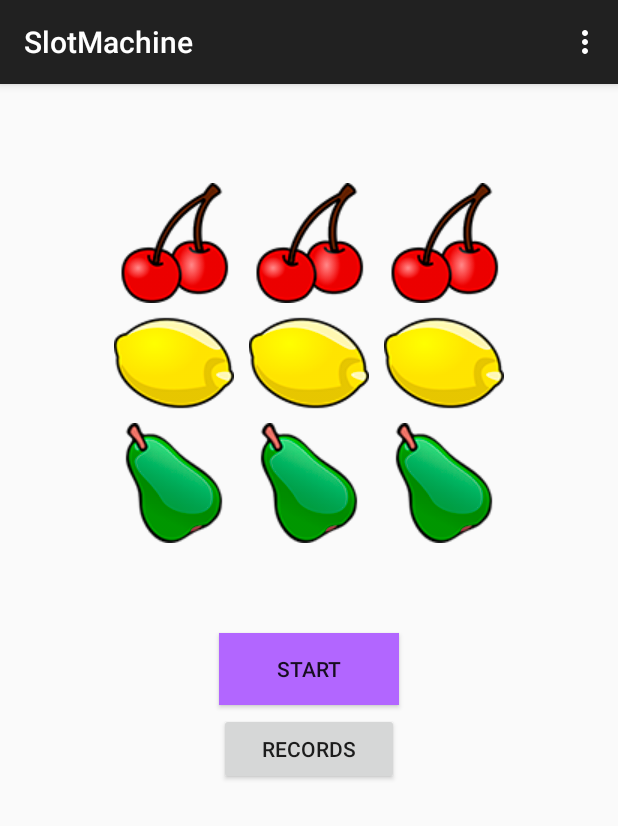
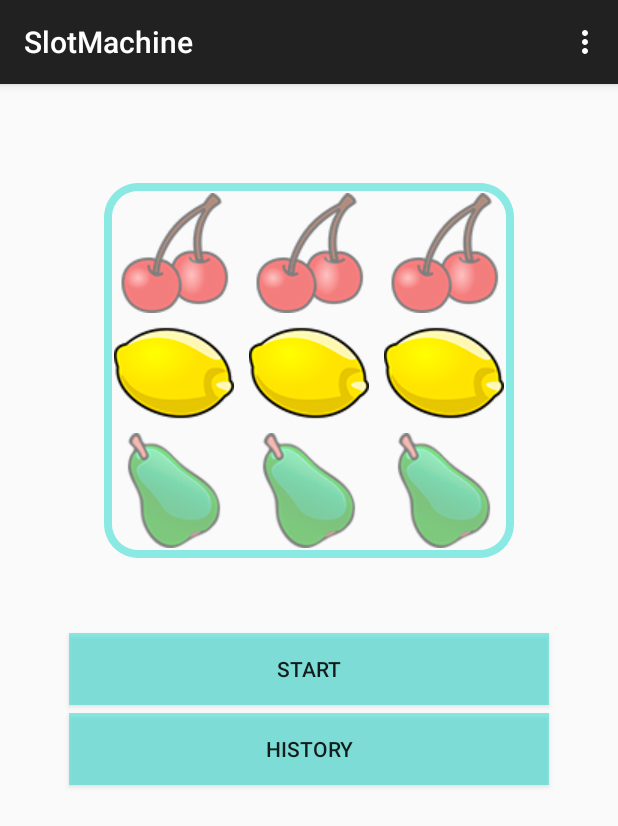
Before and after one commit to aachaerandio/slotMachine, an Android app: the screen it shows after launch (MainActivity), on a phone screen of 412 x 824 dp. Shown: the top 826 px of the screen. Run offline under Robolectric (Android 15) with nearby library versions, the phone set to English and light mode, and no system bars.

Commit message:
shape around machine, modified alpha for upper and lower images

```diff
--- a/app/src/main/AndroidManifest.xml
+++ b/app/src/main/AndroidManifest.xml
@@ -20,7 +20,11 @@
         </activity>
         <activity
             android:name=".ListStateActivity"
-            android:label="@string/title_activity_list_state" >
+            android:label="@string/title_activity_list_state"
+            android:parentActivityName=".MainActivity">
+            <meta-data
+                android:name="android.support.PARENT_ACTIVITY"
+                android:value="MainActivity"/>
         </activity>
     </application>
 
--- a/app/src/main/java/com/aachaerandio/slotmachine/views/SpinnerView.java
+++ b/app/src/main/java/com/aachaerandio/slotmachine/views/SpinnerView.java
@@ -1,6 +1,8 @@
 package com.aachaerandio.slotmachine.views;
 
+import android.annotation.TargetApi;
 import android.content.Context;
+import android.os.Build;
 import android.util.AttributeSet;
 import android.widget.ImageView;
 import android.widget.LinearLayout;
@@ -30,6 +32,7 @@ public class SpinnerView extends LinearLayout implements Runnable{
         init();
     }
 
+    @TargetApi(Build.VERSION_CODES.HONEYCOMB)
     private void init() {
         setOrientation(VERTICAL);
         upperImage = new ImageView(getContext());
@@ -40,6 +43,9 @@ public class SpinnerView extends LinearLayout implements Runnable{
         upperImage.setImageResource(selected.getPrevious().slotId);
         selectedImage.setImageResource(selected.slotId);
         lowerImage.setImageResource(selected.getNext().slotId);
+
+        upperImage.setAlpha(0.5f);
+        lowerImage.setAlpha(0.5f);
 
 //        mView = View.inflate(this.getContext(), R.id.spinnerView, this);
 
@@ -56,14 +62,14 @@ public class SpinnerView extends LinearLayout implements Runnable{
 
     @Override
     public void run() {
-        for (int i = 0; i < 50; i++) {
+//        for (int i = 0; i < 50; i++) {
             spin();
-            try {
-                Thread.sleep(500);
-            } catch (InterruptedException e) {
-                e.printStackTrace();
-            }
-        }
+//            try {
+//                Thread.sleep(500);
+//            } catch (InterruptedException e) {
+//                e.printStackTrace();
+//            }
+//        }
     }
 
     private void spin() {
@@ -77,4 +83,8 @@ public class SpinnerView extends LinearLayout implements Runnable{
         selectedImage.invalidate();
         lowerImage.invalidate();
     }
+
+    public State.SlotIcon getSelected() {
+        return selected;
+    }
 }
--- /dev/null
+++ b/app/src/main/res/drawable/shape.xml
@@ -0,0 +1,15 @@
+<?xml version="1.0" encoding="utf-8"?>
+
+<shape xmlns:android="http://schemas.android.com/apk/res/android"
+    android:shape="rectangle">
+
+    <padding android:left="7dp"
+        android:top="7dp"
+        android:right="7dp"
+        android:bottom="7dp" />
+    <corners android:radius="20dp" />
+    <stroke
+        android:dashWidth="10px"
+        android:width="5dp"
+        android:color="@color/blue" />
+</shape>
--- a/app/src/main/res/layout/activity_main.xml
+++ b/app/src/main/res/layout/activity_main.xml
@@ -9,7 +9,6 @@
     tools:context=".MainActivity"
     android:orientation="vertical">
 
-
     <LinearLayout
         android:orientation="horizontal"
         android:layout_width="wrap_content"
@@ -18,7 +17,8 @@
         android:layout_marginBottom="50dp"
         android:layout_marginLeft="25dp"
         android:layout_marginRight="25dp"
-        android:layout_gravity="center_horizontal">
+        android:layout_gravity="center_horizontal"
+        android:background="@drawable/shape">
 
         <com.aachaerandio.slotmachine.views.SpinnerView
             android:layout_width="wrap_content"
@@ -42,21 +42,25 @@
 
     </LinearLayout>
 
-
     <Button
-        android:layout_width="120dp"
+        android:layout_width="match_parent"
         android:layout_height="wrap_content"
         android:text="@string/start"
         android:id="@+id/start_button"
         android:layout_gravity="center_horizontal"
-        android:background="#B266FF"/>
+        android:layout_marginLeft="30dp"
+        android:layout_marginRight="30dp"
+        android:background="@color/blue"/>
 
     <Button
-        android:layout_width="120dp"
+        android:layout_width="match_parent"
         android:layout_height="wrap_content"
-        android:text="@string/Records"
+        android:text="@string/records"
         android:id="@+id/list_button"
         android:layout_gravity="center_horizontal"
-        android:layout_marginTop="5dp"/>
+        android:layout_marginLeft="30dp"
+        android:layout_marginRight="30dp"
+        android:layout_marginTop="5dp"
+        android:background="@color/blue"/>
 
 </LinearLayout>
--- /dev/null
+++ b/app/src/main/res/values/colors.xml
@@ -0,0 +1,4 @@
+<?xml version="1.0" encoding="utf-8"?>
+<resources>
+    <color name="blue">#8629dbd0</color>
+</resources>
--- a/app/src/main/res/values/strings.xml
+++ b/app/src/main/res/values/strings.xml
@@ -4,9 +4,8 @@
     <string name="app_name">SlotMachine</string>
     <string name="message">Start spinning!</string>
     <string name="action_settings">Settings</string>
-    <string name="title_activity_list_state">ListState</string>
+    <string name="title_activity_list_state">History</string>
     <string name="start">START</string>
-    <string name="records">RECORDS</string>
-    <string name="Records">RECORDS</string>
+    <string name="records">HISTORY</string>
 
 </resources>
```
Also changed, not shown: app/src/main/java/com/aachaerandio/slotmachine/MainActivity.java (+27 -13 lines).
